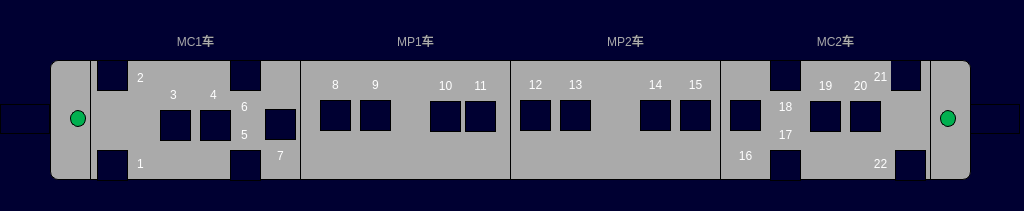
The window that vehiclefirewarningpage.ui (994656234/HHL) describes before a commit, drawn with Qt 5.
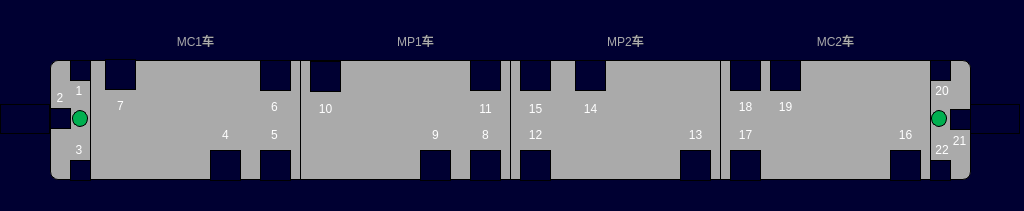
The same window after the commit. Icons and pictures are not drawn.

What changed in the file:
```diff
--- a/vehiclefirewarningpage.ui
+++ b/vehiclefirewarningpage.ui
@@ -92,10 +92,10 @@
   <widget class="QLabel" name="lbl_3">
    <property name="geometry">
     <rect>
-     <x>160</x>
-     <y>110</y>
-     <width>31</width>
-     <height>31</height>
+     <x>70</x>
+     <y>160</y>
+     <width>21</width>
+     <height>21</height>
     </rect>
    </property>
    <property name="styleSheet">
@@ -108,8 +108,8 @@
   <widget class="QLabel" name="lbl_4">
    <property name="geometry">
     <rect>
-     <x>200</x>
-     <y>110</y>
+     <x>210</x>
+     <y>150</y>
      <width>31</width>
      <height>31</height>
     </rect>
@@ -124,7 +124,7 @@
   <widget class="QLabel" name="lbl_5">
    <property name="geometry">
     <rect>
-     <x>230</x>
+     <x>260</x>
      <y>150</y>
      <width>31</width>
      <height>31</height>
@@ -140,7 +140,7 @@
   <widget class="QLabel" name="lbl_6">
    <property name="geometry">
     <rect>
-     <x>230</x>
+     <x>260</x>
      <y>60</y>
      <width>31</width>
      <height>31</height>
@@ -156,8 +156,8 @@
   <widget class="QLabel" name="lbl_9">
    <property name="geometry">
     <rect>
-     <x>360</x>
-     <y>100</y>
+     <x>420</x>
+     <y>150</y>
      <width>31</width>
      <height>31</height>
     </rect>
@@ -172,8 +172,8 @@
   <widget class="QLabel" name="lbl_10">
    <property name="geometry">
     <rect>
-     <x>430</x>
-     <y>101</y>
+     <x>310</x>
+     <y>61</y>
      <width>31</width>
      <height>31</height>
     </rect>
@@ -188,10 +188,10 @@
   <widget class="QLabel" name="lbl_1">
    <property name="geometry">
     <rect>
-     <x>97</x>
-     <y>150</y>
-     <width>31</width>
-     <height>31</height>
+     <x>70</x>
+     <y>60</y>
+     <width>21</width>
+     <height>21</height>
     </rect>
    </property>
    <property name="styleSheet">
@@ -204,10 +204,10 @@
   <widget class="QLabel" name="lbl_2">
    <property name="geometry">
     <rect>
-     <x>97</x>
-     <y>60</y>
-     <width>31</width>
-     <height>31</height>
+     <x>50</x>
+     <y>108</y>
+     <width>21</width>
+     <height>21</height>
     </rect>
    </property>
    <property name="styleSheet">
@@ -220,8 +220,8 @@
   <widget class="QLabel" name="lbl_7">
    <property name="geometry">
     <rect>
-     <x>265</x>
-     <y>109</y>
+     <x>105</x>
+     <y>59</y>
      <width>31</width>
      <height>31</height>
     </rect>
@@ -236,8 +236,8 @@
   <widget class="QLabel" name="lbl_8">
    <property name="geometry">
     <rect>
-     <x>320</x>
-     <y>100</y>
+     <x>470</x>
+     <y>150</y>
      <width>31</width>
      <height>31</height>
     </rect>
@@ -252,56 +252,8 @@
   <widget class="QLabel" name="lbl_11">
    <property name="geometry">
     <rect>
-     <x>465</x>
-     <y>101</y>
-     <width>31</width>
-     <height>31</height>
-    </rect>
-   </property>
-   <property name="styleSheet">
-    <string notr="true">border-image: url(:/images/image/fireunknow.png);</string>
-   </property>
-   <property name="text">
-    <string/>
-   </property>
-  </widget>
-  <widget class="QLabel" name="lbl_12">
-   <property name="geometry">
-    <rect>
-     <x>520</x>
-     <y>100</y>
-     <width>31</width>
-     <height>31</height>
-    </rect>
-   </property>
-   <property name="styleSheet">
-    <string notr="true">border-image: url(:/images/image/fireunknow.png);</string>
-   </property>
-   <property name="text">
-    <string/>
-   </property>
-  </widget>
-  <widget class="QLabel" name="lbl_13">
-   <property name="geometry">
-    <rect>
-     <x>560</x>
-     <y>100</y>
-     <width>31</width>
-     <height>31</height>
-    </rect>
-   </property>
-   <property name="styleSheet">
-    <string notr="true">border-image: url(:/images/image/fireunknow.png);</string>
-   </property>
-   <property name="text">
-    <string/>
-   </property>
-  </widget>
-  <widget class="QLabel" name="lbl_14">
-   <property name="geometry">
-    <rect>
-     <x>640</x>
-     <y>100</y>
+     <x>470</x>
+     <y>60</y>
      <width>31</width>
      <height>31</height>
     </rect>
@@ -316,8 +268,24 @@
   <widget class="QLabel" name="lbl_15">
    <property name="geometry">
     <rect>
+     <x>520</x>
+     <y>150</y>
+     <width>31</width>
+     <height>31</height>
+    </rect>
+   </property>
+   <property name="styleSheet">
+    <string notr="true">border-image: url(:/images/image/fireunknow.png);</string>
+   </property>
+   <property name="text">
+    <string/>
+   </property>
+  </widget>
+  <widget class="QLabel" name="lbl_14">
+   <property name="geometry">
+    <rect>
      <x>680</x>
-     <y>100</y>
+     <y>150</y>
      <width>31</width>
      <height>31</height>
     </rect>
@@ -329,11 +297,43 @@
     <string/>
    </property>
   </widget>
-  <widget class="QLabel" name="lbl_16">
+  <widget class="QLabel" name="lbl_13">
    <property name="geometry">
     <rect>
-     <x>730</x>
-     <y>100</y>
+     <x>575</x>
+     <y>60</y>
+     <width>31</width>
+     <height>31</height>
+    </rect>
+   </property>
+   <property name="styleSheet">
+    <string notr="true">border-image: url(:/images/image/fireunknow.png);</string>
+   </property>
+   <property name="text">
+    <string/>
+   </property>
+  </widget>
+  <widget class="QLabel" name="lbl_12">
+   <property name="geometry">
+    <rect>
+     <x>520</x>
+     <y>60</y>
+     <width>31</width>
+     <height>31</height>
+    </rect>
+   </property>
+   <property name="styleSheet">
+    <string notr="true">border-image: url(:/images/image/fireunknow.png);</string>
+   </property>
+   <property name="text">
+    <string/>
+   </property>
+  </widget>
+  <widget class="QLabel" name="lbl_22">
+   <property name="geometry">
+    <rect>
+     <x>890</x>
+     <y>150</y>
      <width>31</width>
      <height>31</height>
     </rect>
@@ -348,40 +348,8 @@
   <widget class="QLabel" name="lbl_19">
    <property name="geometry">
     <rect>
-     <x>810</x>
-     <y>101</y>
-     <width>31</width>
-     <height>31</height>
-    </rect>
-   </property>
-   <property name="styleSheet">
-    <string notr="true">border-image: url(:/images/image/fireunknow.png);</string>
-   </property>
-   <property name="text">
-    <string/>
-   </property>
-  </widget>
-  <widget class="QLabel" name="lbl_20">
-   <property name="geometry">
-    <rect>
-     <x>850</x>
-     <y>101</y>
-     <width>31</width>
-     <height>31</height>
-    </rect>
-   </property>
-   <property name="styleSheet">
-    <string notr="true">border-image: url(:/images/image/fireunknow.png);</string>
-   </property>
-   <property name="text">
-    <string/>
-   </property>
-  </widget>
-  <widget class="QLabel" name="lbl_17">
-   <property name="geometry">
-    <rect>
      <x>770</x>
-     <y>150</y>
+     <y>60</y>
      <width>31</width>
      <height>31</height>
     </rect>
@@ -396,10 +364,10 @@
   <widget class="QLabel" name="lbl_18">
    <property name="geometry">
     <rect>
-     <x>770</x>
+     <x>930</x>
      <y>60</y>
-     <width>31</width>
-     <height>31</height>
+     <width>21</width>
+     <height>21</height>
     </rect>
    </property>
    <property name="styleSheet">
@@ -412,23 +380,7 @@
   <widget class="QLabel" name="lbl_21">
    <property name="geometry">
     <rect>
-     <x>890</x>
-     <y>60</y>
-     <width>31</width>
-     <height>31</height>
-    </rect>
-   </property>
-   <property name="styleSheet">
-    <string notr="true">border-image: url(:/images/image/fireunknow.png);</string>
-   </property>
-   <property name="text">
-    <string/>
-   </property>
-  </widget>
-  <widget class="QLabel" name="lbl_22">
-   <property name="geometry">
-    <rect>
-     <x>895</x>
+     <x>730</x>
      <y>150</y>
      <width>31</width>
      <height>31</height>
@@ -441,6 +393,54 @@
     <string/>
    </property>
   </widget>
+  <widget class="QLabel" name="lbl_20">
+   <property name="geometry">
+    <rect>
+     <x>730</x>
+     <y>60</y>
+     <width>31</width>
+     <height>31</height>
+    </rect>
+   </property>
+   <property name="styleSheet">
+    <string notr="true">border-image: url(:/images/image/fireunknow.png);</string>
+   </property>
+   <property name="text">
+    <string/>
+   </property>
+  </widget>
+  <widget class="QLabel" name="lbl_17">
+   <property name="geometry">
+    <rect>
+     <x>950</x>
+     <y>109</y>
+     <width>21</width>
+     <height>21</height>
+    </rect>
+   </property>
+   <property name="styleSheet">
+    <string notr="true">border-image: url(:/images/image/fireunknow.png);</string>
+   </property>
+   <property name="text">
+    <string/>
+   </property>
+  </widget>
+  <widget class="QLabel" name="lbl_16">
+   <property name="geometry">
+    <rect>
+     <x>930</x>
+     <y>160</y>
+     <width>21</width>
+     <height>21</height>
+    </rect>
+   </property>
+   <property name="styleSheet">
+    <string notr="true">border-image: url(:/images/image/fireunknow.png);</string>
+   </property>
+   <property name="text">
+    <string/>
+   </property>
+  </widget>
   <widget class="QLabel" name="lbl_metroNum2">
    <property name="geometry">
     <rect>
@@ -528,10 +528,10 @@
   <widget class="QLabel" name="lbl_metroNum1_2">
    <property name="geometry">
     <rect>
-     <x>130</x>
-     <y>62</y>
-     <width>21</width>
-     <height>31</height>
+     <x>52</x>
+     <y>90</y>
+     <width>16</width>
+     <height>16</height>
     </rect>
    </property>
    <property name="styleSheet">
@@ -550,10 +550,10 @@
   <widget class="QLabel" name="lbl_metroNum1_3">
    <property name="geometry">
     <rect>
-     <x>130</x>
-     <y>148</y>
-     <width>21</width>
-     <height>31</height>
+     <x>71</x>
+     <y>81</y>
+     <width>16</width>
+     <height>20</height>
     </rect>
    </property>
    <property name="styleSheet">
@@ -572,10 +572,10 @@
   <widget class="QLabel" name="lbl_metroNum1_4">
    <property name="geometry">
     <rect>
-     <x>163</x>
-     <y>79</y>
-     <width>21</width>
-     <height>31</height>
+     <x>71</x>
+     <y>140</y>
+     <width>16</width>
+     <height>20</height>
     </rect>
    </property>
    <property name="styleSheet">
@@ -594,8 +594,8 @@
   <widget class="QLabel" name="lbl_metroNum1_5">
    <property name="geometry">
     <rect>
-     <x>203</x>
-     <y>79</y>
+     <x>215</x>
+     <y>119</y>
      <width>21</width>
      <height>31</height>
     </rect>
@@ -616,7 +616,7 @@
   <widget class="QLabel" name="lbl_metroNum1_6">
    <property name="geometry">
     <rect>
-     <x>234</x>
+     <x>264</x>
      <y>91</y>
      <width>21</width>
      <height>31</height>
@@ -638,7 +638,7 @@
   <widget class="QLabel" name="lbl_metroNum1_7">
    <property name="geometry">
     <rect>
-     <x>234</x>
+     <x>264</x>
      <y>119</y>
      <width>21</width>
      <height>31</height>
@@ -660,8 +660,8 @@
   <widget class="QLabel" name="lbl_metroNum1_8">
    <property name="geometry">
     <rect>
-     <x>270</x>
-     <y>140</y>
+     <x>110</x>
+     <y>90</y>
      <width>21</width>
      <height>31</height>
     </rect>
@@ -682,8 +682,8 @@
   <widget class="QLabel" name="lbl_metroNum1_9">
    <property name="geometry">
     <rect>
-     <x>325</x>
-     <y>69</y>
+     <x>475</x>
+     <y>119</y>
      <width>21</width>
      <height>31</height>
     </rect>
@@ -704,8 +704,8 @@
   <widget class="QLabel" name="lbl_metroNum1_10">
    <property name="geometry">
     <rect>
-     <x>365</x>
-     <y>69</y>
+     <x>425</x>
+     <y>119</y>
      <width>21</width>
      <height>31</height>
     </rect>
@@ -726,8 +726,8 @@
   <widget class="QLabel" name="lbl_metroNum1_11">
    <property name="geometry">
     <rect>
-     <x>435</x>
-     <y>70</y>
+     <x>315</x>
+     <y>93</y>
      <width>21</width>
      <height>31</height>
     </rect>
@@ -748,8 +748,8 @@
   <widget class="QLabel" name="lbl_metroNum1_12">
    <property name="geometry">
     <rect>
-     <x>470</x>
-     <y>70</y>
+     <x>475</x>
+     <y>93</y>
      <width>21</width>
      <height>31</height>
     </rect>
@@ -771,7 +771,7 @@
    <property name="geometry">
     <rect>
      <x>525</x>
-     <y>69</y>
+     <y>119</y>
      <width>21</width>
      <height>31</height>
     </rect>
@@ -792,8 +792,8 @@
   <widget class="QLabel" name="lbl_metroNum1_14">
    <property name="geometry">
     <rect>
-     <x>565</x>
-     <y>69</y>
+     <x>685</x>
+     <y>119</y>
      <width>21</width>
      <height>31</height>
     </rect>
@@ -814,8 +814,8 @@
   <widget class="QLabel" name="lbl_metroNum1_15">
    <property name="geometry">
     <rect>
-     <x>645</x>
-     <y>69</y>
+     <x>580</x>
+     <y>93</y>
      <width>21</width>
      <height>31</height>
     </rect>
@@ -836,8 +836,8 @@
   <widget class="QLabel" name="lbl_metroNum1_16">
    <property name="geometry">
     <rect>
-     <x>815</x>
-     <y>70</y>
+     <x>775</x>
+     <y>91</y>
      <width>21</width>
      <height>31</height>
     </rect>
@@ -858,10 +858,10 @@
   <widget class="QLabel" name="lbl_metroNum1_17">
    <property name="geometry">
     <rect>
-     <x>850</x>
-     <y>70</y>
-     <width>21</width>
-     <height>31</height>
+     <x>932</x>
+     <y>81</y>
+     <width>20</width>
+     <height>20</height>
     </rect>
    </property>
    <property name="styleSheet">
@@ -880,8 +880,8 @@
   <widget class="QLabel" name="lbl_metroNum1_18">
    <property name="geometry">
     <rect>
-     <x>685</x>
-     <y>69</y>
+     <x>525</x>
+     <y>93</y>
      <width>21</width>
      <height>31</height>
     </rect>
@@ -902,8 +902,8 @@
   <widget class="QLabel" name="lbl_metroNum1_19">
    <property name="geometry">
     <rect>
-     <x>735</x>
-     <y>140</y>
+     <x>895</x>
+     <y>119</y>
      <width>21</width>
      <height>31</height>
     </rect>
@@ -924,7 +924,7 @@
   <widget class="QLabel" name="lbl_metroNum1_20">
    <property name="geometry">
     <rect>
-     <x>775</x>
+     <x>735</x>
      <y>119</y>
      <width>21</width>
      <height>31</height>
@@ -946,7 +946,7 @@
   <widget class="QLabel" name="lbl_metroNum1_21">
    <property name="geometry">
     <rect>
-     <x>775</x>
+     <x>735</x>
      <y>91</y>
      <width>21</width>
      <height>31</height>
@@ -968,10 +968,10 @@
   <widget class="QLabel" name="lbl_metroNum1_22">
    <property name="geometry">
     <rect>
-     <x>870</x>
-     <y>61</y>
+     <x>949</x>
+     <y>130</y>
      <width>21</width>
-     <height>31</height>
+     <height>21</height>
     </rect>
    </property>
    <property name="styleSheet">
@@ -990,10 +990,10 @@
   <widget class="QLabel" name="lbl_metroNum1_23">
    <property name="geometry">
     <rect>
-     <x>870</x>
-     <y>148</y>
-     <width>21</width>
-     <height>31</height>
+     <x>932</x>
+     <y>140</y>
+     <width>20</width>
+     <height>20</height>
     </rect>
    </property>
    <property name="styleSheet">
@@ -1028,7 +1028,7 @@
   <widget class="QLabel" name="lbl_cab1_active">
    <property name="geometry">
     <rect>
-     <x>70</x>
+     <x>72</x>
      <y>110</y>
      <width>16</width>
      <height>17</height>
@@ -1045,7 +1045,7 @@
   <widget class="QLabel" name="lbl_cab2_active">
    <property name="geometry">
     <rect>
-     <x>940</x>
+     <x>931</x>
      <y>110</y>
      <width>16</width>
      <height>17</height>
@@ -1112,11 +1112,11 @@
    </property>
   </widget>
   <zorder>label</zorder>
-  <zorder>label_2</zorder>
+  <zorder>LBLTC1</zorder>
   <zorder>LBLMP1</zorder>
   <zorder>LBLM1</zorder>
   <zorder>LBLM2</zorder>
-  <zorder>LBLTC1</zorder>
+  <zorder>label_2</zorder>
   <zorder>lbl_3</zorder>
   <zorder>lbl_4</zorder>
   <zorder>lbl_5</zorder>
@@ -1128,17 +1128,17 @@
   <zorder>lbl_7</zorder>
   <zorder>lbl_8</zorder>
   <zorder>lbl_11</zorder>
-  <zorder>lbl_12</zorder>
-  <zorder>lbl_13</zorder>
-  <zorder>lbl_14</zorder>
   <zorder>lbl_15</zorder>
-  <zorder>lbl_16</zorder>
+  <zorder>lbl_14</zorder>
+  <zorder>lbl_13</zorder>
+  <zorder>lbl_12</zorder>
+  <zorder>lbl_22</zorder>
   <zorder>lbl_19</zorder>
-  <zorder>lbl_20</zorder>
-  <zorder>lbl_17</zorder>
   <zorder>lbl_18</zorder>
   <zorder>lbl_21</zorder>
-  <zorder>lbl_22</zorder>
+  <zorder>lbl_20</zorder>
+  <zorder>lbl_17</zorder>
+  <zorder>lbl_16</zorder>
   <zorder>lbl_metroNum2</zorder>
   <zorder>lbl_metroNum3</zorder>
   <zorder>lbl_metroNum4</zorder>
@@ -1166,9 +1166,9 @@
   <zorder>lbl_metroNum1_22</zorder>
   <zorder>lbl_metroNum1_23</zorder>
   <zorder>lbl_cab1_direction</zorder>
+  <zorder>lbl_cab2_direction</zorder>
   <zorder>lbl_cab1_active</zorder>
   <zorder>lbl_cab2_active</zorder>
-  <zorder>lbl_cab2_direction</zorder>
  </widget>
  <resources/>
  <connections/>
```
